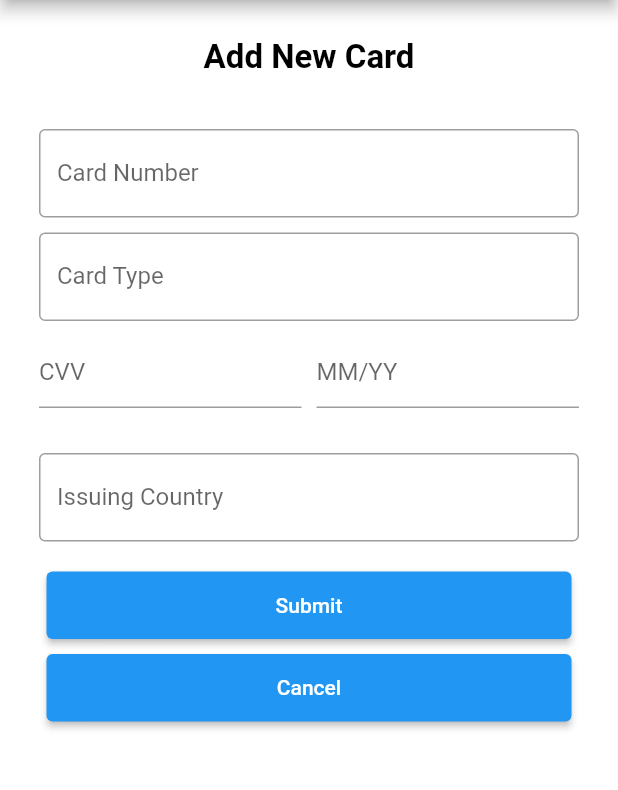
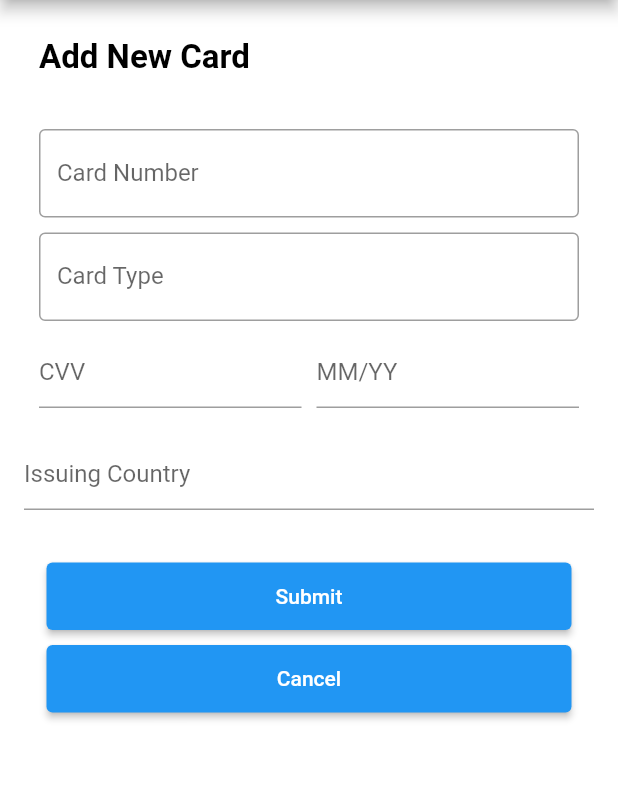
Before and after one commit to KerushaG/Credit_Card_App, a Flutter app: the AddNewCard screen opened directly, on a phone screen of 412 x 824 dp, the part 84-874 px from its top. Run offline on Flutter 3.47's test engine with Material 2 defaults, Android fonts, the phone set to English and light mode, and no system bars; our stand-ins replace hive, hive_flutter; missing offline and left inert: country_provider2; accounts and stored records are empty.

Commit message:
20230729 2050

```diff
--- a/lib/add_creditcard.dart
+++ b/lib/add_creditcard.dart
@@ -19,7 +19,6 @@ class AddNewCardPage extends State<AddNewCard> {
   TextEditingController cardCountryController = TextEditingController();
 
   CardType cardType = CardType.Invalid;
-  List<String> _kOptions = [];
 
   void getCardTypeFrmNum() {
     if (cardNumberController.text.length <= 6) {
@@ -60,52 +59,14 @@ class AddNewCardPage extends State<AddNewCard> {
 
   @override
   void initState() {
-    // Other code...
-    _fetchCountryNames().then((countryNames) {
-      setState(() {
-        _kOptions = countryNames;
-      });
-    }).catchError((error) {
-      print('Error fetching country names: $error');
-      // Provide a default list of country names in case of an error
-      setState(() {
-        _kOptions = ['Country 1', 'Country 2', 'Country 3']; // Add more countries if needed
-      });
-    });
-    // Other code...
+
   }
-
-
 
   @override
   void dispose() {
     cardNumberController.dispose();
     super.dispose();
   }
-
-  /*static const List<String> _kOptions = <String>[
-    'aardvark',
-    'bobcat',
-    'chameleon',
-  ];*/
-
-  Future<List<String>> _fetchCountryNames() async {
-    List<String> countryNames = [];
-    CountryProvider countryProvider = CountryProvider();
-    try {
-      List<Country>? countries = await countryProvider.getCountriesByName('');
-      if (countries != null) {
-        for (var country in countries) {
-          countryNames.add(country.name ?? ''); // Provide a default value if null
-        }
-      }
-    } catch (error) {
-      print('Error fetching country names: $error');
-    }
-    return countryNames;
-  }
-
-
 
   @override
   Widget build(BuildContext context) {
@@ -115,7 +76,7 @@ class AddNewCardPage extends State<AddNewCard> {
       body: SafeArea(
         child: Padding(
           padding: const EdgeInsets.symmetric(horizontal: 16),
-          child: Column(
+          child: ListView(
             children: [
               Padding(
                 padding: const EdgeInsets.fromLTRB(10, 25, 10, 0),
@@ -193,24 +154,63 @@ class AddNewCardPage extends State<AddNewCard> {
                       ),
                     ),
                     SizedBox(height: 20),
-                    Padding(
-                      padding: const EdgeInsets.fromLTRB(10, 10, 10, 0),
-                      child: TextField(
-                        controller: cardCountryController,
-                        decoration: const InputDecoration(
-                          labelText: 'Issuing Country',
-                          border: OutlineInputBorder(),
-                        ),
-                        // Disable text field editing
-                        enabled: true,
-                        // Show the autocomplete suggestions as a dropdown menu
-                        // when the user taps the text field
-                        onTap: () {
-                          showAutocomplete(context);
-                        },
-                      ),
+                    Autocomplete<Country>(
+                      optionsBuilder: (TextEditingValue textEditingValue) {
+                        return countryOptions
+                            .where((Country continent) => continent.name.toLowerCase()
+                            .startsWith(textEditingValue.text.toLowerCase())
+                        )
+                            .toList();
+                      },
+                      displayStringForOption: (Country option) => option.name,
+                      fieldViewBuilder: (
+                          BuildContext context,
+                          TextEditingController countryController,
+                          FocusNode fieldFocusNode,
+                          VoidCallback onFieldSubmitted
+                          ) {
+                        return TextField(
+                          controller: countryController,
+                          decoration: const InputDecoration(hintText: "Issuing Country"),
+                          focusNode: fieldFocusNode,
+                        );
+                      },
+                      onSelected: (Country selection) {
+                        print('Selected: ${selection.name}');
+                      },
+                      optionsViewBuilder: (
+                          BuildContext context,
+                          AutocompleteOnSelected<Country> onSelected,
+                          Iterable<Country> options
+                          ) {
+                        return Align(
+                          alignment: Alignment.topLeft,
+                          child: Material(
+                            child: Container(
+                              width: 300,
+                              color: Colors.grey.shade100,
+                              child: ListView.builder(
+                                padding: EdgeInsets.all(10.0),
+                                itemCount: options.length,
+                                itemBuilder: (BuildContext context, int index) {
+                                  final Country option = options.elementAt(index);
+
+                                  return GestureDetector(
+                                    onTap: () {
+                                      onSelected(option);
+                                    },
+                                    child: ListTile(
+                                      title: Text(option.name, style: const TextStyle(color: Colors.black)),
+                                    ),
+                                  );
+                                },
+                              ),
+                            ),
+                          ),
+                        );
+                      },
                     ),
-                    SizedBox(height: 20), // Add some spacing between the fields and buttons
+                    SizedBox(height: 35), // Add some spacing between the fields and buttons
                     Center(
                       child: Container(
                         width: 350,
@@ -245,21 +245,6 @@ class AddNewCardPage extends State<AddNewCard> {
       ),
     );
   }
-
-  void showAutocomplete(BuildContext context) async {
-    final selectedCountry = await showSearch<String>(
-      context: context,
-      delegate: _CountrySearchDelegate(_kOptions),
-    );
-
-    if (selectedCountry != null) {
-      setState(() {
-        cardCountryController.text = selectedCountry;
-      });
-    }
-  }
-
-
 
 }
 
@@ -367,61 +352,195 @@ class CardUtils {
   }
 }
 
-class _CountrySearchDelegate extends SearchDelegate<String> {
-  final List<String> countryNames;
+class Country {
 
-  _CountrySearchDelegate(this.countryNames);
+  const Country({
+    required this.name
+  });
+
+  final String name;
 
   @override
-  List<Widget> buildActions(BuildContext context) {
-    return [
-      IconButton(
-        onPressed: () {
-          query = '';
-        },
-        icon: Icon(Icons.clear),
-      )
-    ];
-  }
-
-  @override
-  Widget buildLeading(BuildContext context) {
-    return IconButton(
-      onPressed: () {
-        close(context, '');
-      },
-      icon: Icon(Icons.arrow_back),
-    );
-  }
-
-  @override
-  Widget buildResults(BuildContext context) {
-    return _buildSearchResults(query);
-  }
-
-  @override
-  Widget buildSuggestions(BuildContext context) {
-    return _buildSearchResults(query);
-  }
-
-  Widget _buildSearchResults(String query) {
-    final List<String> matches = countryNames
-        .where((countryName) => countryName
-        .toLowerCase()
-        .contains(query.toLowerCase()))
-        .toList();
-
-    return ListView.builder(
-      itemCount: matches.length,
-      itemBuilder: (context, index) {
-        final countryName = matches[index];
-        return ListTile(
-          title: Text(countryName),
-          onTap: () {
-            close(context, countryName);
-          },
-        );
-      },
-    );
+  String toString() {
+    return '$name()';
   }
 }
+
+const List<Country> countryOptions = <Country>[
+  Country(name: 'Algeria'),
+  Country(name: 'Angola'),
+  Country(name: 'Benin'),
+  Country(name: 'Botswana'),
+  Country(name: 'Burkina Faso'),
+  Country(name: 'Burundi'),
+  Country(name: 'Cabo Verde'),
+  Country(name: 'Cameroon'),
+  Country(name: 'Central African Republic'),
+  Country(name: 'Chad'),
+  Country(name: 'Comoros'),
+  Country(name: 'Congo (Brazzaville)'),
+  Country(name: 'Congo (Kinshasa)'),
+  Country(name: 'Cote d\'Ivoire\''),
+  Country(name: 'Djibouti'),
+  Country(name: 'Egypt'),
+  Country(name: 'Equatorial Guinea'),
+  Country(name: 'Eritrea'),
+  Country(name: 'Eswatini (formerly Swaziland)'),
+  Country(name: 'Ethiopia'),
+  Country(name: 'Gabon'),
+  Country(name: 'Gambia'),
+  Country(name: 'Ghana'),
+  Country(name: 'Guinea'),
+  Country(name: 'Guinea-Bissau'),
+  Country(name: 'Kenya'),
+  Country(name: 'Lesotho'),
+  Country(name: 'Liberia'),
+  Country(name: 'Libya'),
+  Country(name: 'Madagascar'),
+  Country(name: 'Malawi'),
+  Country(name: 'Mali'),
+  Country(name: 'Mauritania'),
+  Country(name: 'Mauritius'),
+  Country(name: 'Morocco'),
+  Country(name: 'Mozambique'),
+  Country(name: 'Namibia'),
+  Country(name: 'Niger'),
+  Country(name: 'Nigeria'),
+  Country(name: 'Rwanda'),
+  Country(name: 'Sao Tome and Principe'),
+  Country(name: 'Senegal'),
+  Country(name: 'Seychelles'),
+  Country(name: 'Sierra Leone'),
+  Country(name: 'Somalia'),
+  Country(name: 'South Africa'),
+  Country(name: 'South Sudan'),
+  Country(name: 'Sudan'),
+  Country(name: 'Tanzania'),
+  Country(name: 'Togo'),
+  Country(name: 'Tunisia'),
+  Country(name: 'Uganda'),
+  Country(name: 'Zambia'),
+  Country(name: 'Zimbabwe'),
+  Country(name: 'Afghanistan'),
+  Country(name: 'Armenia'),
+  Country(name: 'Azerbaijan'),
+  Country(name: 'Bahrain'),
+  Country(name: 'Bangladesh'),
+  Country(name: 'Bhutan'),
+  Country(name: 'Brunei'),
+  Country(name: 'Cambodia'),
+  Country(name: 'China'),
+  Country(name: 'Cyprus'),
+  Country(name: 'Georgia'),
+  Country(name: 'India'),
+  Country(name: 'Indonesia'),
+  Country(name: 'Iran'),
+  Country(name: 'Iraq'),
+  Country(name: 'Israel'),
+  Country(name: 'Japan'),
+  Country(name: 'Jordan'),
+  Country(name: 'Kazakhstan'),
+  Country(name: 'North Korea'),
+  Country(name: 'South Korea'),
+  Country(name: 'Kuwait'),
+  Country(name: 'Kyrgyzstan'),
+  Country(name: 'Laos'),
+  Country(name: 'Lebanon'),
+  Country(name: 'Malaysia'),
+  Country(name: 'Maldives'),
+  Country(name: 'Mongolia'),
+  Country(name: 'Myanmar (Burma)'),
+  Country(name: 'Nepal'),
+  Country(name: 'Oman'),
+  Country(name: 'Pakistan'),
+  Country(name: 'Palestine'),
+  Country(name: 'Philippines'),
+  Country(name: 'Qatar'),
+  Country(name: 'Saudi Arabia'),
+  Country(name: 'Singapore'),
+  Country(name: 'Sri Lanka'),
+  Country(name: 'Syria'),
+  Country(name: 'Tajikistan'),
+  Country(name: 'Thailand'),
+  Country(name: 'Timor-Leste'),
+  Country(name: 'Turkey'),
+  Country(name: 'Turkmenistan'),
+  Country(name: 'United Arab Emirates (UAE)'),
+  Country(name: 'Uzbekistan'),
+  Country(name: 'Vietnam'),
+  Country(name: 'Yemen'),
+  Country(name: 'Albania'),
+  Country(name: 'Andorra'),
+  Country(name: 'Austria'),
+  Country(name: 'Belarus'),
+  Country(name: 'Belgium'),
+  Country(name: 'Bosnia and Herzegovina'),
+  Country(name: 'Bulgaria'),
+  Country(name: 'Croatia'),
+  Country(name: 'Cyprus'),
+  Country(name: 'Czech Republic'),
+  Country(name: 'Denmark'),
+  Country(name: 'Estonia'),
+  Country(name: 'Finland'),
+  Country(name: 'France'),
+  Country(name: 'Germany'),
+  Country(name: 'Greece'),
+  Country(name: 'Hungary'),
+  Country(name: 'Iceland'),
+  Country(name: 'Ireland'),
+  Country(name: 'Italy'),
+  Country(name: 'Kosovo'),
+  Country(name: 'Latvia'),
+  Country(name: 'Liechtenstein'),
+  Country(name: 'Lithuania'),
+  Country(name: 'Luxembourg'),
+  Country(name: 'Malta'),
+  Country(name: 'Moldova'),
+  Country(name: 'Monaco'),
+  Country(name: 'Montenegro'),
+  Country(name: 'Netherlands'),
+  Country(name: 'North Macedonia'),
+  Country(name: 'Norway'),
+  Country(name: 'Poland'),
+  Country(name: 'Portugal'),
+  Country(name: 'Romania'),
+  Country(name: 'Russia'),
+  Country(name: 'San Marino'),
+  Country(name: 'Serbia'),
+  Country(name: 'Slovakia'),
+  Country(name: 'Slovenia'),
+  Country(name: 'Spain'),
+  Country(name: 'Sweden'),
+  Country(name: 'Switzerland'),
+  Country(name: 'Ukraine'),
+  Country(name: 'United Kingdom (UK)'),
+  Country(name: 'Mexico'),
+  Country(name: 'Canada'),
+  Country(name: 'United States of America (USA)'),
+  Country(name: 'Australia'),
+  Country(name: 'Fiji'),
+  Country(name: 'Kiribati'),
+  Country(name: 'Marshall Islands'),
+  Country(name: 'Micronesia'),
+  Country(name: 'Nauru'),
+  Country(name: 'New Zealand'),
+  Country(name: 'Palau'),
+  Country(name: 'Papua New Guinea'),
+  Country(name: 'Samoa'),
+  Country(name: 'Solomon Islands'),
+  Country(name: 'Tonga'),
+  Country(name: 'Tuvalu'),
+  Country(name: 'Vanuatu'),
+  Country(name: 'Argentina'),
+  Country(name: 'Bolivia'),
+  Country(name: 'Brazil'),
+  Country(name: 'Chile'),
+  Country(name: 'Colombia'),
+  Country(name: 'Ecuador'),
+  Country(name: 'Guyana'),
+  Country(name: 'Paraguay'),
+  Country(name: 'Peru'),
+  Country(name: 'Suriname'),
+  Country(name: 'Uruguay'),
+  Country(name: 'Venezuela'),
+];
--- /dev/null
+++ b/lib/countries.dart
@@ -0,0 +1,192 @@
+class Country {
+
+  const Country({
+    required this.name
+  });
+
+  final String name;
+
+  @override
+  String toString() {
+    return '$name()';
+  }
+}
+
+const List<Country> countryOptions = <Country>[
+  Country(name: 'Algeria'),
+  Country(name: 'Angola'),
+  Country(name: 'Benin'),
+  Country(name: 'Botswana'),
+  Country(name: 'Burkina Faso'),
+  Country(name: 'Burundi'),
+  Country(name: 'Cabo Verde'),
+  Country(name: 'Cameroon'),
+  Country(name: 'Central African Republic'),
+  Country(name: 'Chad'),
+  Country(name: 'Comoros'),
+  Country(name: 'Congo (Brazzaville)'),
+  Country(name: 'Congo (Kinshasa)'),
+  Country(name: 'Cote d\'Ivoire\''),
+  Country(name: 'Djibouti'),
+  Country(name: 'Egypt'),
+  Country(name: 'Equatorial Guinea'),
+  Country(name: 'Eritrea'),
+  Country(name: 'Eswatini (formerly Swaziland)'),
+  Country(name: 'Ethiopia'),
+  Country(name: 'Gabon'),
+  Country(name: 'Gambia'),
+  Country(name: 'Ghana'),
+  Country(name: 'Guinea'),
+  Country(name: 'Guinea-Bissau'),
+  Country(name: 'Kenya'),
+  Country(name: 'Lesotho'),
+  Country(name: 'Liberia'),
+  Country(name: 'Libya'),
+  Country(name: 'Madagascar'),
+  Country(name: 'Malawi'),
+  Country(name: 'Mali'),
+  Country(name: 'Mauritania'),
+  Country(name: 'Mauritius'),
+  Country(name: 'Morocco'),
+  Country(name: 'Mozambique'),
+  Country(name: 'Namibia'),
+  Country(name: 'Niger'),
+  Country(name: 'Nigeria'),
+  Country(name: 'Rwanda'),
+  Country(name: 'Sao Tome and Principe'),
+  Country(name: 'Senegal'),
+  Country(name: 'Seychelles'),
+  Country(name: 'Sierra Leone'),
+  Country(name: 'Somalia'),
+  Country(name: 'South Africa'),
+  Country(name: 'South Sudan'),
+  Country(name: 'Sudan'),
+  Country(name: 'Tanzania'),
+  Country(name: 'Togo'),
+  Country(name: 'Tunisia'),
+  Country(name: 'Uganda'),
+  Country(name: 'Zambia'),
+  Country(name: 'Zimbabwe'),
+  Country(name: 'Afghanistan'),
+  Country(name: 'Armenia'),
+  Country(name: 'Azerbaijan'),
+  Country(name: 'Bahrain'),
+  Country(name: 'Bangladesh'),
+  Country(name: 'Bhutan'),
+  Country(name: 'Brunei'),
+  Country(name: 'Cambodia'),
+  Country(name: 'China'),
+  Country(name: 'Cyprus'),
+  Country(name: 'Georgia'),
+  Country(name: 'India'),
+  Country(name: 'Indonesia'),
+  Country(name: 'Iran'),
+  Country(name: 'Iraq'),
+  Country(name: 'Israel'),
+  Country(name: 'Japan'),
+  Country(name: 'Jordan'),
+  Country(name: 'Kazakhstan'),
+  Country(name: 'North Korea'),
+  Country(name: 'South Korea'),
+  Country(name: 'Kuwait'),
+  Country(name: 'Kyrgyzstan'),
+  Country(name: 'Laos'),
+  Country(name: 'Lebanon'),
+  Country(name: 'Malaysia'),
+  Country(name: 'Maldives'),
+  Country(name: 'Mongolia'),
+  Country(name: 'Myanmar (Burma)'),
+  Country(name: 'Nepal'),
+  Country(name: 'Oman'),
+  Country(name: 'Pakistan'),
+  Country(name: 'Palestine'),
+  Country(name: 'Philippines'),
+  Country(name: 'Qatar'),
+  Country(name: 'Saudi Arabia'),
+  Country(name: 'Singapore'),
+  Country(name: 'Sri Lanka'),
+  Country(name: 'Syria'),
+  Country(name: 'Tajikistan'),
+  Country(name: 'Thailand'),
+  Country(name: 'Timor-Leste'),
+  Country(name: 'Turkey'),
+  Country(name: 'Turkmenistan'),
+  Country(name: 'United Arab Emirates (UAE)'),
+  Country(name: 'Uzbekistan'),
+  Country(name: 'Vietnam'),
+  Country(name: 'Yemen'),
+  Country(name: 'Albania'),
+  Country(name: 'Andorra'),
+  Country(name: 'Austria'),
+  Country(name: 'Belarus'),
+  Country(name: 'Belgium'),
+  Country(name: 'Bosnia and Herzegovina'),
+  Country(name: 'Bulgaria'),
+  Country(name: 'Croatia'),
+  Country(name: 'Cyprus'),
+  Country(name: 'Czech Republic'),
+  Country(name: 'Denmark'),
+  Country(name: 'Estonia'),
+  Country(name: 'Finland'),
+  Country(name: 'France'),
+  Country(name: 'Germany'),
+  Country(name: 'Greece'),
+  Country(name: 'Hungary'),
+  Country(name: 'Iceland'),
+  Country(name: 'Ireland'),
+  Country(name: 'Italy'),
+  Country(name: 'Kosovo'),
+  Country(name: 'Latvia'),
+  Country(name: 'Liechtenstein'),
+  Country(name: 'Lithuania'),
+  Country(name: 'Luxembourg'),
+  Country(name: 'Malta'),
+  Country(name: 'Moldova'),
+  Country(name: 'Monaco'),
+  Country(name: 'Montenegro'),
+  Country(name: 'Netherlands'),
+  Country(name: 'North Macedonia'),
+  Country(name: 'Norway'),
+  Country(name: 'Poland'),
+  Country(name: 'Portugal'),
+  Country(name: 'Romania'),
+  Country(name: 'Russia'),
+  Country(name: 'San Marino'),
+  Country(name: 'Serbia'),
+  Country(name: 'Slovakia'),
+  Country(name: 'Slovenia'),
+  Country(name: 'Spain'),
+  Country(name: 'Sweden'),
+  Country(name: 'Switzerland'),
+  Country(name: 'Ukraine'),
+  Country(name: 'United Kingdom (UK)'),
+  Country(name: 'Mexico'),
+  Country(name: 'Canada'),
+  Country(name: 'United States of America (USA)'),
+  Country(name: 'Australia'),
+  Country(name: 'Fiji'),
+  Country(name: 'Kiribati'),
+  Country(name: 'Marshall Islands'),
+  Country(name: 'Micronesia'),
+  Country(name: 'Nauru'),
+  Country(name: 'New Zealand'),
+  Country(name: 'Palau'),
+  Country(name: 'Papua New Guinea'),
+  Country(name: 'Samoa'),
+  Country(name: 'Solomon Islands'),
+  Country(name: 'Tonga'),
+  Country(name: 'Tuvalu'),
+  Country(name: 'Vanuatu'),
+  Country(name: 'Argentina'),
+  Country(name: 'Bolivia'),
+  Country(name: 'Brazil'),
+  Country(name: 'Chile'),
+  Country(name: 'Colombia'),
+  Country(name: 'Ecuador'),
+  Country(name: 'Guyana'),
+  Country(name: 'Paraguay'),
+  Country(name: 'Peru'),
+  Country(name: 'Suriname'),
+  Country(name: 'Uruguay'),
+  Country(name: 'Venezuela'),
+];
--- a/lib/menu.dart
+++ b/lib/menu.dart
@@ -91,7 +91,7 @@ class HomePage extends StatelessWidget {
                 height: 80,
                 padding: const EdgeInsets.fromLTRB(0, 30, 0, 0),
                 child: ElevatedButton(
-                  onPressed: () {},
+                  onPressed: () { Navigator.pop(context); },
                   child: const Text("Logout"),
                 ),
               ),
```
